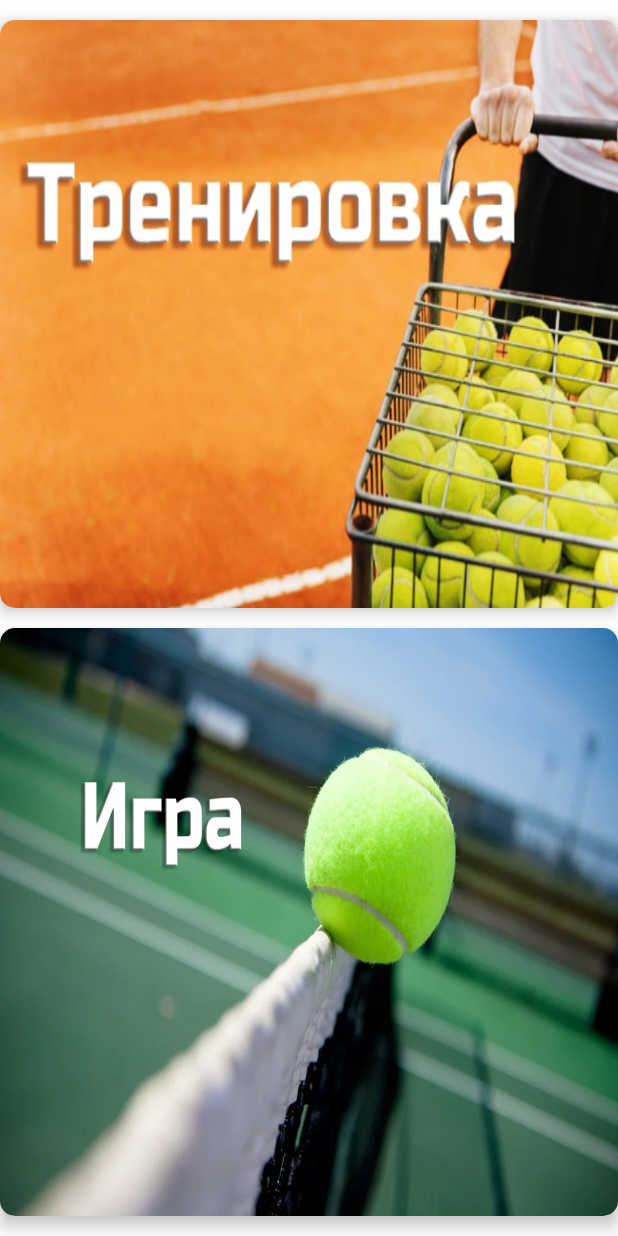
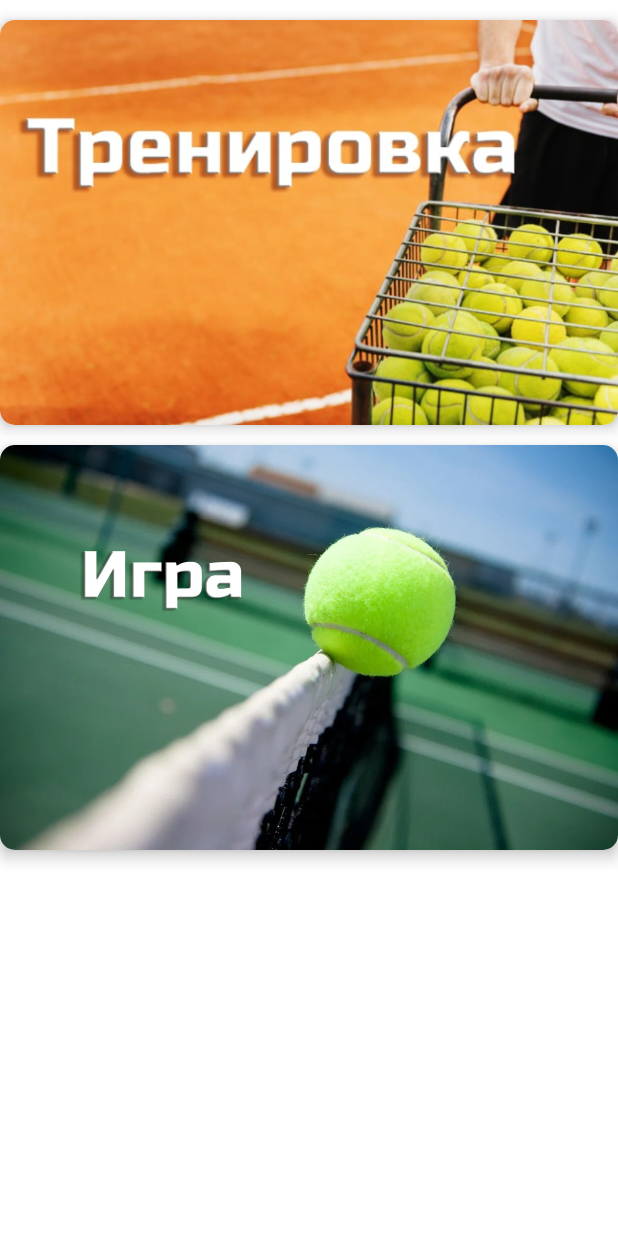
Before and after one commit to SinceSick/TrainerHelper, an Android app: the screen it shows after launch (MainActivity), on a phone screen of 412 x 824 dp. Run offline under Robolectric (Android 15) with nearby library versions, the phone set to English and light mode, and no system bars.

Commit message:
Исправлено стартовое окно

```diff
--- a/app/src/main/res/layout/activity_main.xml
+++ b/app/src/main/res/layout/activity_main.xml
@@ -7,9 +7,6 @@
     android:background="#FFFFFF"
     android:orientation="vertical"
     tools:context=".MainActivity">
-
-
-
         <LinearLayout
             android:layout_gravity="center"
             android:layout_width="match_parent"
@@ -20,8 +17,7 @@
                     android:layout_marginTop="13dp"
                     android:id="@+id/training_cardView"
                     android:layout_width="match_parent"
-                    android:layout_height="0dp"
-                    android:layout_weight="1"
+                    android:layout_height="270dp"
                     android:clickable="true"
                     app:cardCornerRadius="10dp"
                     app:cardElevation="6dp">
@@ -35,8 +31,7 @@
                 <androidx.cardview.widget.CardView
                     android:id="@+id/game_cardView"
                     android:layout_width="match_parent"
-                    android:layout_height="0dp"
-                    android:layout_weight="1"
+                    android:layout_height="270dp"
                     android:layout_marginTop="13dp"
                     android:layout_marginBottom="13dp"
                     app:cardCornerRadius="10dp"
@@ -48,7 +43,4 @@
                             android:src="@drawable/game_pic_min" />
                 </androidx.cardview.widget.CardView>
         </LinearLayout>
-
-
-
 </LinearLayout>
```
Also changed, not shown: app/src/main/java/com/example/trainerhelper/GameActivity.java (+0 -9 lines).
